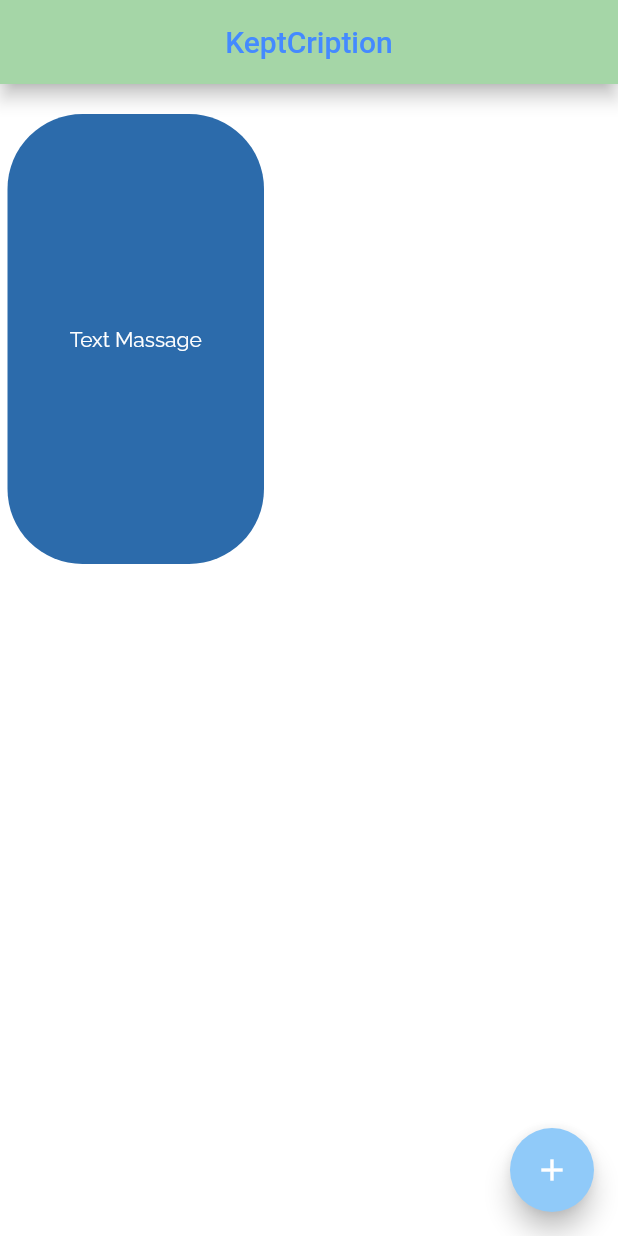
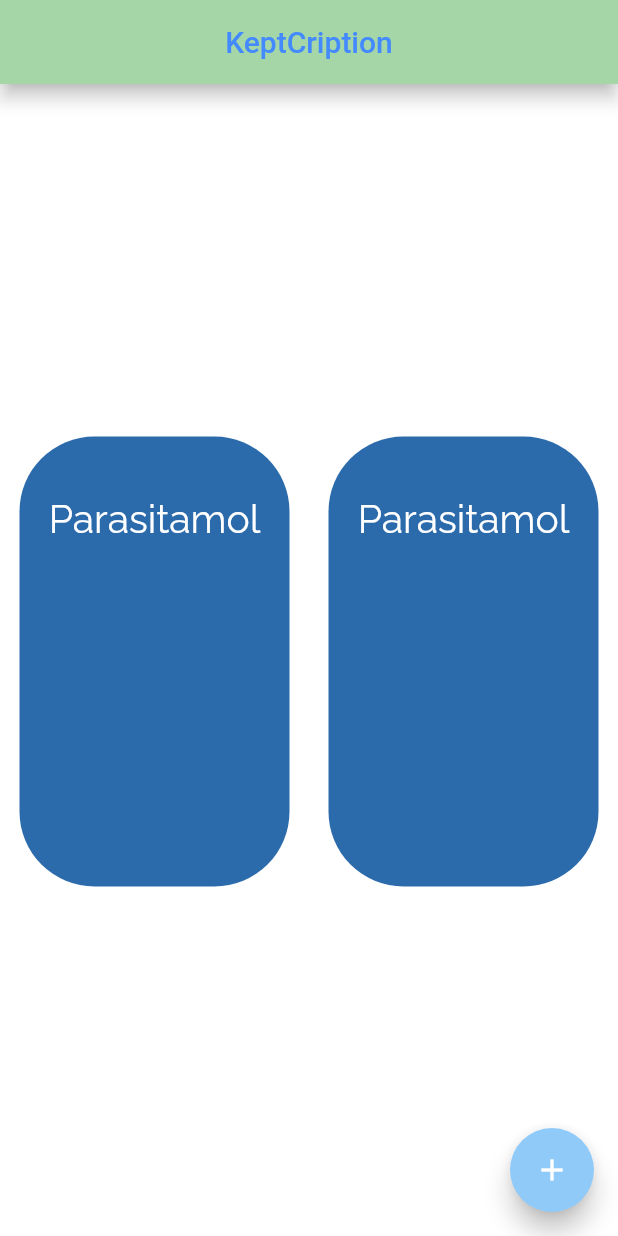
Before and after one commit to itsSandanuK/Project_Keptcription, a Flutter app: the screen it shows after launch, on a phone screen of 412 x 824 dp. Run offline on Flutter 3.47's test engine with Material 2 defaults, Android fonts, the phone set to English and light mode, and no system bars.

Commit message:
column organized

```diff
--- a/lib/main.dart
+++ b/lib/main.dart
@@ -24,18 +24,49 @@ class KeptCription extends StatelessWidget {
         elevation: 5.0,
       ),
       body: Padding(
-        padding: EdgeInsets.fromLTRB(5.0, 20.0, 5.0, 0.0),
-        child: Column(
+        padding: const EdgeInsets.only(top: 235.0),
+        child: Row(
+          mainAxisAlignment: MainAxisAlignment.spaceAround,
           children: <Widget>[
             Container(
-              width: 171.0,
+              width: 180.0,
               height: 300.0,
               child: Align(
-                alignment: Alignment.center,
-                child: Text("Text Massage",
-                    style:
-                        TextStyle(fontFamily: 'Raleway', color: Colors.white),
-                    textAlign: TextAlign.center),
+                alignment: Alignment(0.0, -0.7),
+                child: Text(
+                  "Parasitamol",
+                  style: TextStyle(
+                    fontFamily: 'Raleway',
+                    color: Colors.white,
+                    fontSize: 26.0,
+                  ),
+                  textAlign: TextAlign.center,
+                ),
+              ),
+              decoration: BoxDecoration(
+                color: Color.fromRGBO(44, 107, 171, 30),
+                borderRadius: BorderRadius.only(
+                  topRight: Radius.circular(50.0),
+                  topLeft: Radius.circular(50.0),
+                  bottomLeft: Radius.circular(50.0),
+                  bottomRight: Radius.circular(50.0),
+                ),
+              ),
+            ),
+            Container(
+              width: 180.0,
+              height: 300.0,
+              child: Align(
+                alignment: Alignment(0.0, -0.7),
+                child: Text(
+                  "Parasitamol",
+                  style: TextStyle(
+                    fontFamily: 'Raleway',
+                    color: Colors.white,
+                    fontSize: 26.0,
+                  ),
+                  textAlign: TextAlign.center,
+                ),
               ),
               decoration: BoxDecoration(
                 color: Color.fromRGBO(44, 107, 171, 30),
```
